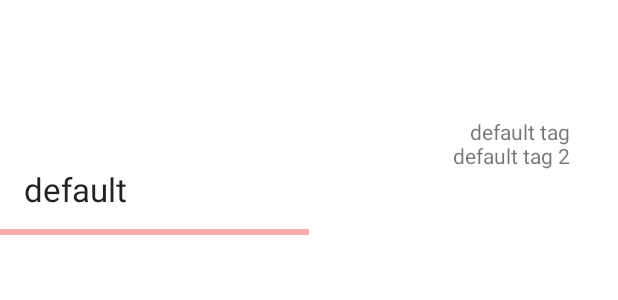
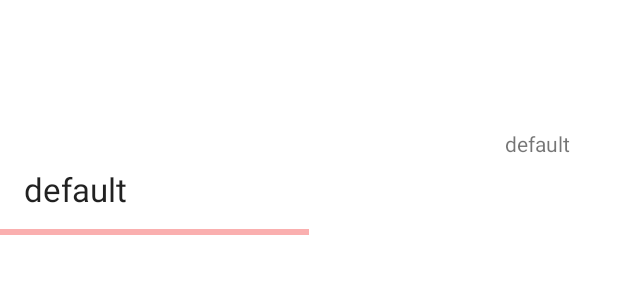
Before and after one commit to roblebob/UltradianX, an Android app: the layout fragment_screen_slide_page.xml on its own in the app's theme, with its tools: preview values and no code run, on a phone screen of 412 x 824 dp. Shown: the top 300 px of the screen. Run offline under Robolectric (Android 15) with nearby library versions, the phone set to English and light mode, and no system bars.

Commit message:
cleanup (3)

```diff
--- a/app/build.gradle
+++ b/app/build.gradle
@@ -47,13 +47,12 @@ dependencies {
     implementation 'androidx.lifecycle:lifecycle-livedata-ktx:2.5.1'
     implementation 'androidx.lifecycle:lifecycle-viewmodel-ktx:2.5.1'
 
-
     implementation 'androidx.room:room-common:2.4.3'
     implementation 'androidx.room:room-runtime:2.4.3'
+    annotationProcessor 'androidx.room:room-compiler:2.4.3'
+
     implementation 'androidx.navigation:navigation-fragment-ktx:2.5.3'
     implementation 'androidx.navigation:navigation-ui-ktx:2.5.3'
-    annotationProcessor 'androidx.room:room-compiler:2.4.3'
-
 
     testImplementation 'junit:junit:4.13.2'
     androidTestImplementation 'androidx.test.ext:junit:1.1.4'
--- a/app/src/main/java/com/roblebob/ultradianx/repository/model/Adventure.java
+++ b/app/src/main/java/com/roblebob/ultradianx/repository/model/Adventure.java
@@ -16,7 +16,7 @@ public class Adventure {
     @PrimaryKey(autoGenerate = true )       private int     id;
     @ColumnInfo(name = "title")             private String  title;
     @ColumnInfo(name = "tags"       )       private String  tags;
-    @ColumnInfo(name = "details")           private ArrayList<String>  details;
+    @ColumnInfo(name = "details")           private ArrayList<String> details;
 
 
     public Adventure( String title, String tags, ArrayList<String> details) {
--- a/app/src/main/res/layout/fragment_screen_slide_page.xml
+++ b/app/src/main/res/layout/fragment_screen_slide_page.xml
@@ -1,10 +1,13 @@
 <?xml version="1.0" encoding="utf-8"?>
-<androidx.constraintlayout.widget.ConstraintLayout xmlns:android="http://schemas.android.com/apk/res/android"
+<androidx.constraintlayout.widget.ConstraintLayout
+    xmlns:android="http://schemas.android.com/apk/res/android"
     xmlns:app="http://schemas.android.com/apk/res-auto"
     xmlns:tools="http://schemas.android.com/tools"
     android:id="@+id/content"
     android:layout_width="match_parent"
-    android:layout_height="match_parent">
+    android:layout_height="match_parent"
+    tools:context=".ui.ScreenSlidePageFragment"
+    >
 
 
     <TextView
@@ -15,7 +18,7 @@
         android:layout_marginBottom="16dp"
         android:lineSpacingMultiplier="1.2"
         android:padding="16dp"
-        android:text="default"
+        android:text="@string/default_msg"
         android:scrollbars="vertical"
         app:layout_constraintBottom_toTopOf="@+id/guideline4"
         app:layout_constraintEnd_toEndOf="parent"
@@ -59,7 +62,7 @@
         android:layout_width="wrap_content"
         android:layout_height="wrap_content"
         android:elevation="4dp"
-        android:text="default tag\ndefault tag 2"
+        android:text="@string/default_msg"
         android:layout_margin="32dp"
         android:textAlignment="textEnd"
         app:layout_constraintBottom_toTopOf="@+id/fragment_screen_slide_title_tv"
--- a/app/src/main/res/values/strings.xml
+++ b/app/src/main/res/values/strings.xml
@@ -1,7 +1,7 @@
 <resources>
     <string name="app_name">UltradianX</string>
     <string name="src_url">https://raw.githubusercontent.com/roblebob/UltradianX/develop_worker/temporary.json</string>
-    <string name="src_url4details">https://raw.githubusercontent.com/roblebob/UltradianX/develop_worker/temporary4details.json</string>
+    <string name="default_msg">default</string>
 
     <!-- TODO: Remove or change this placeholder text -->
     <string name="hello_blank_fragment">Hello blank fragment</string>
--- a/build.gradle
+++ b/build.gradle
@@ -5,6 +5,12 @@ plugins {
     id 'org.jetbrains.kotlin.android' version '1.7.20' apply false
 }
 
+allprojects {
+    tasks.withType(JavaCompile) {
+        options.compilerArgs << "-Xlint:deprecation" << "-Xlint:unchecked"
+    }
+}
+
 task clean(type: Delete) {
     delete rootProject.buildDir
 }
```
